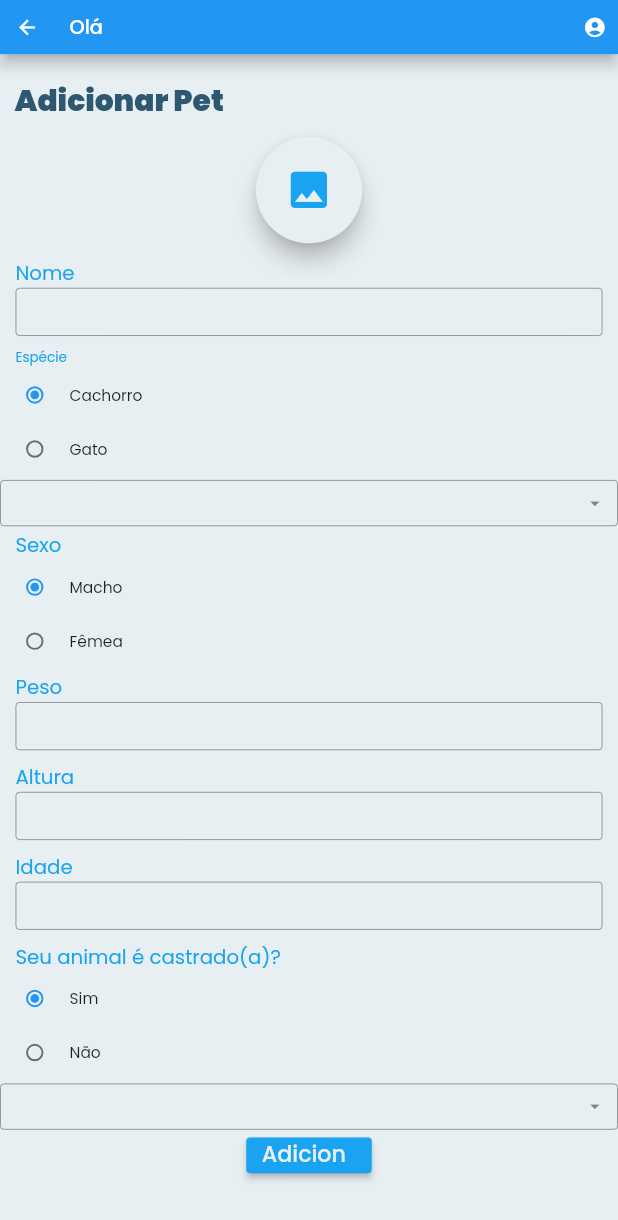
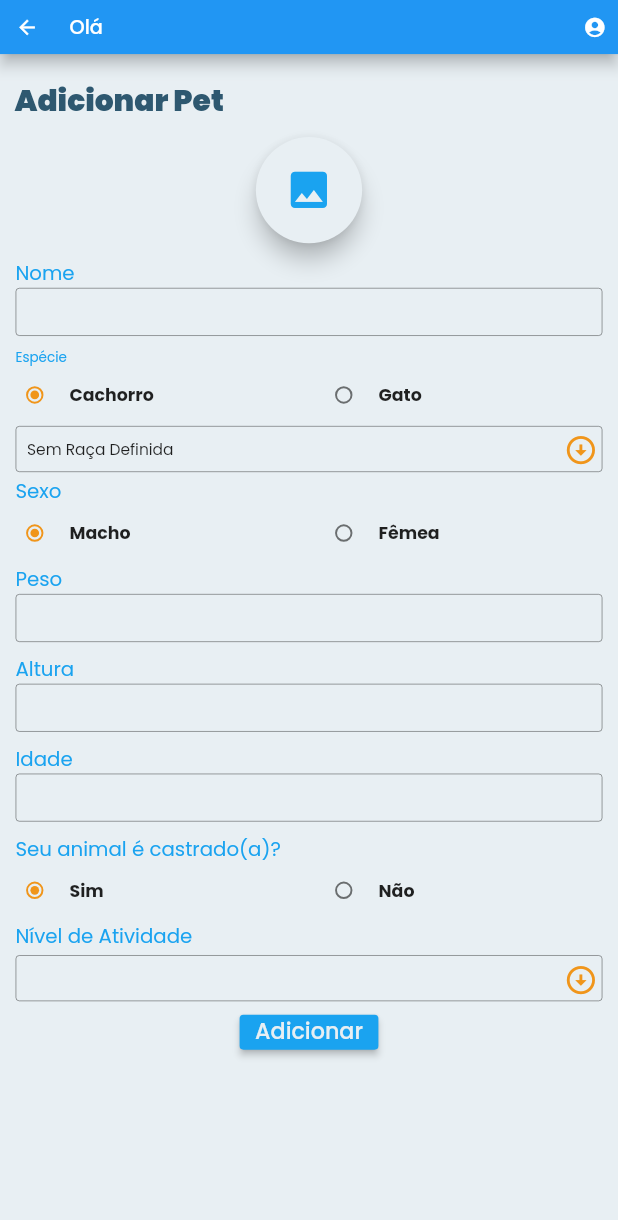
Before and after one commit to lmtsufape/nutricao-animal-app, a Flutter app: the AddAnimalScreen screen opened by its route, on a phone screen of 412 x 824 dp. Shown: the top 1220 px of the screen. Run offline on Flutter 3.47's test engine with Material 2 defaults, Android fonts, the phone set to English and light mode, and no system bars; drawn by our look-alikes of dropdown_search; our stand-ins replace device_preview, dio, get_it, google_fonts, responsive_framework and 2 more; missing offline and left inert: dart:ffi; accounts and stored records are empty.

Commit message:
Mostrando raças direto da api

```diff
--- a/lib/screens/add_animal/add_animal_screen.dart
+++ b/lib/screens/add_animal/add_animal_screen.dart
@@ -6,6 +6,7 @@ import 'package:thunderapp/screens/add_animal/add_animal_controller.dart';
 import 'package:thunderapp/screens/add_animal/add_animal_repository.dart';
 import 'package:thunderapp/screens/sign_in/sign_in_controller.dart';
 import 'package:thunderapp/shared/components/dialogs/add_animal_dialog.dart';
+import 'package:thunderapp/shared/constants/app_number_constants.dart';
 import 'package:thunderapp/shared/constants/app_theme.dart';
 import 'package:thunderapp/shared/constants/style_constants.dart';
 import '../../shared/core/models/user_model.dart';
@@ -26,11 +27,11 @@ class _AddAnimalScreenState extends State<AddAnimalScreen> {
   final UserModel user = UserModel();
   final AddAnimalRepository repository = AddAnimalRepository();
   late String userName;
-  late List<String> breeds = [];
+  late Future<List<String>> breeds;
 
   int activityLevel = 1;
   String specie = 'dog';
-  String breed = 'pastor alemão';
+  String breed = 'Sem Raça Definida';
   String sex = 'male';
   bool isCastrated = true;
   AddAnimalController controller = AddAnimalController();
@@ -104,38 +105,63 @@ class _AddAnimalScreenState extends State<AddAnimalScreen> {
                 style: TextStyle(color: kSecondaryColor),
               ),
             ),
-            Column(
+            Row(
               children: [
-                RadioListTile(
-                  title: const Text('Cachorro'),
+                Expanded(
+                  child: RadioListTile(
+                    activeColor: kDetailColor,
+                    title: const Text('Cachorro',
+                        style: TextStyle(
+                            fontWeight: FontWeight.bold,
+                            fontSize: kMediumLargeSize)),
                     value: 'dog',
                     groupValue: specie,
                     onChanged: (value) {
                       setState(
                         () {
                           specie = value.toString();
+                          breeds = repository.getBreed(specie);
                         },
                       );
                     },
                   ),
-                RadioListTile(
-                  title: const Text('Gato'),
+                ),
+                Expanded(
+                  child: RadioListTile(
+                    activeColor: kDetailColor,
+                    title: const Text('Gato',
+                        style: TextStyle(
+                            fontWeight: FontWeight.bold,
+                            fontSize: kMediumLargeSize)),
                     value: 'cat',
                     groupValue: specie,
                     onChanged: (value) {
                       setState(
                         () {
                           specie = value.toString();
+                          breeds = repository.getBreed(specie);
                         },
                       );
                     },
                   ),
+                ),
               ],
             ),
             Padding(
-              padding: const EdgeInsets.only(top: 4),
-              child: DropdownSearch(
-                items: controller.showBreeds(specie),
+              padding: const EdgeInsets.only(top: 4, left: 16, right: 16),
+              child: DropdownSearch<String>(
+                selectedItem: breed,
+                popupProps: const PopupProps.bottomSheet(
+                  showSearchBox: true,
+                ),
+                dropdownButtonProps: const DropdownButtonProps(
+                  icon: Icon(
+                    Icons.arrow_circle_down_outlined,
+                    color: kDetailColor,
+                    size: 35,
+                  ),
+                ),
+                asyncItems: (String specie) => breeds,
                 onChanged: (data) {
                   setState(
                     () {
@@ -153,10 +179,19 @@ class _AddAnimalScreenState extends State<AddAnimalScreen> {
                     color: kSecondaryColor, fontSize: heightScreen * 0.016),
               ),
             ),
-            Column(
+            Row(
+              crossAxisAlignment: CrossAxisAlignment.center,
               children: [
-                RadioListTile(
-                  title: const Text('Macho'),
+                Expanded(
+                  child: SizedBox(
+                    child: RadioListTile(
+                      activeColor: kDetailColor,
+                      title: const Text(
+                        'Macho',
+                        style: TextStyle(
+                            fontWeight: FontWeight.bold,
+                            fontSize: kMediumLargeSize),
+                      ),
                       value: 'male',
                       groupValue: sex,
                       onChanged: (value) {
@@ -167,8 +202,15 @@ class _AddAnimalScreenState extends State<AddAnimalScreen> {
                         );
                       },
                     ),
-                RadioListTile(
-                  title: const Text('Fêmea'),
+                  ),
+                ),
+                Expanded(
+                  child: RadioListTile(
+                    activeColor: kDetailColor,
+                    title: const Text('Fêmea',
+                        style: TextStyle(
+                            fontWeight: FontWeight.bold,
+                            fontSize: kMediumLargeSize)),
                     value: 'female',
                     groupValue: sex,
                     onChanged: (value) {
@@ -178,6 +220,7 @@ class _AddAnimalScreenState extends State<AddAnimalScreen> {
                         },
                       );
                     },
+                  ),
                 ),
               ],
             ),
@@ -201,10 +244,15 @@ class _AddAnimalScreenState extends State<AddAnimalScreen> {
                     color: kSecondaryColor, fontSize: heightScreen * 0.016),
               ),
             ),
-            Column(
+            Row(
               children: [
-                RadioListTile(
-                  title: const Text('Sim'),
+                Expanded(
+                  child: RadioListTile(
+                    activeColor: kDetailColor,
+                    title: const Text('Sim',
+                        style: TextStyle(
+                            fontWeight: FontWeight.bold,
+                            fontSize: kMediumLargeSize)),
                     value: true,
                     groupValue: isCastrated,
                     onChanged: (value) {
@@ -215,23 +263,46 @@ class _AddAnimalScreenState extends State<AddAnimalScreen> {
                       );
                     },
                   ),
-                RadioListTile(
-                  title: const Text('Não'),
+                ),
+                Expanded(
+                  child: RadioListTile(
+                    activeColor: kDetailColor,
+                    title: const Text('Não',
+                        style: TextStyle(
+                            fontWeight: FontWeight.bold,
+                            fontSize: kMediumLargeSize)),
                     value: false,
                     groupValue: isCastrated,
                     onChanged: (value) {
                       setState(
                         () {
+                          repository.getBreed(specie);
                           isCastrated = false;
                         },
                       );
                     },
                   ),
+                ),
               ],
             ),
             Padding(
-              padding: const EdgeInsets.only(top: 4),
+              padding: const EdgeInsets.only(left: 16, top: 4),
+              child: Text(
+                'Nível de Atividade',
+                style: TextStyle(
+                    color: kSecondaryColor, fontSize: heightScreen * 0.016),
+              ),
+            ),
+            Padding(
+              padding: const EdgeInsets.only(top: 4, right: 16, left: 16),
               child: DropdownSearch(
+                dropdownButtonProps: const DropdownButtonProps(
+                  icon: Icon(
+                    Icons.arrow_circle_down_outlined,
+                    color: kDetailColor,
+                    size: 35,
+                  ),
+                ),
                 items: const [1, 2, 3, 4, 5, 6, 7, 8, 9, 10],
                 onChanged: (data) {
                   setState(() {
@@ -241,11 +312,8 @@ class _AddAnimalScreenState extends State<AddAnimalScreen> {
               ),
             ),
             Center(
-              child: SizedBox(
-                height: 50,
-                width: 130,
               child: Padding(
-                  padding: const EdgeInsets.only(top: 8, bottom: 5),
+                padding: const EdgeInsets.only(top: 8, bottom: 10),
                 child: ElevatedButton(
                   style: AddAnimalScreen.styleAdicionar,
                   child: Text('Adicionar',
@@ -266,15 +334,7 @@ class _AddAnimalScreenState extends State<AddAnimalScreen> {
                       isCastrated,
                       activityLevel,
                     );
-                      showDialog(
-                          context: context,
-                          builder: (context) => const DialogAddAnimal());
-                      // ScaffoldMessenger.of(context).showSnackBar(const SnackBar(
-                      //     backgroundColor: kDetailColor,
-                      //     content: Text('Animal cadastrado com sucesso!')));
-                      // Navigator.popAndPushNamed(context, Screens.home);
                   },
-                  ),
                 ),
               ),
             ),
```
Lines whose indentation alone changed are shown as unchanged.
